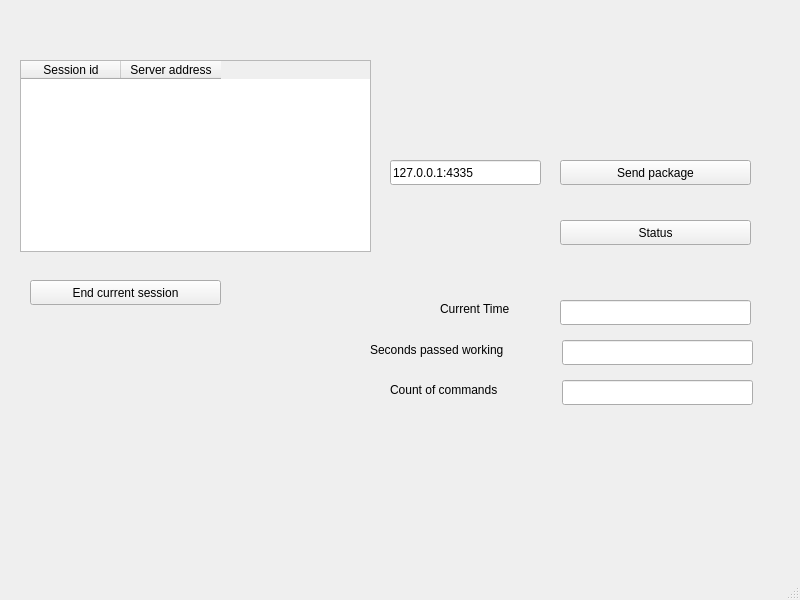
First picture: the form in practice_task/mainwindow.ui, repository ThatsRightImKiryu/CNIIAG-Practice, before the edit.
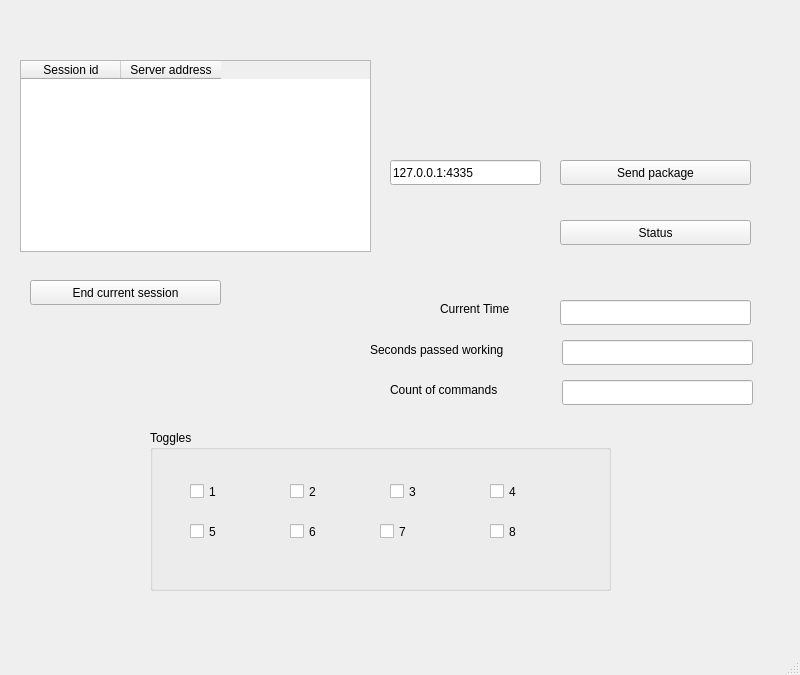
Second picture: the form after the edit.

Commit message: add corrections: pointer and links  instead copies; only qDebug(); rename vars; namespaced settings; similar types. Add graphical server with toggles package

```diff
--- a/practice_task/mainwindow.ui
+++ b/practice_task/mainwindow.ui
@@ -7,7 +7,7 @@
     <x>0</x>
     <y>0</y>
     <width>800</width>
-    <height>600</height>
+    <height>675</height>
    </rect>
   </property>
   <property name="windowTitle">
@@ -182,6 +182,123 @@
      <string>End current session</string>
     </property>
    </widget>
+   <widget class="QGroupBox" name="groupBox">
+    <property name="geometry">
+     <rect>
+      <x>150</x>
+      <y>430</y>
+      <width>461</width>
+      <height>161</height>
+     </rect>
+    </property>
+    <property name="title">
+     <string>Toggles</string>
+    </property>
+    <widget class="QCheckBox" name="checkBox">
+     <property name="geometry">
+      <rect>
+       <x>40</x>
+       <y>50</y>
+       <width>92</width>
+       <height>23</height>
+      </rect>
+     </property>
+     <property name="text">
+      <string>1</string>
+     </property>
+    </widget>
+    <widget class="QCheckBox" name="checkBox_2">
+     <property name="geometry">
+      <rect>
+       <x>140</x>
+       <y>50</y>
+       <width>92</width>
+       <height>23</height>
+      </rect>
+     </property>
+     <property name="text">
+      <string>2</string>
+     </property>
+    </widget>
+    <widget class="QCheckBox" name="checkBox_3">
+     <property name="geometry">
+      <rect>
+       <x>240</x>
+       <y>50</y>
+       <width>92</width>
+       <height>23</height>
+      </rect>
+     </property>
+     <property name="text">
+      <string>3</string>
+     </property>
+    </widget>
+    <widget class="QCheckBox" name="checkBox_4">
+     <property name="geometry">
+      <rect>
+       <x>340</x>
+       <y>50</y>
+       <width>92</width>
+       <height>23</height>
+      </rect>
+     </property>
+     <property name="text">
+      <string>4</string>
+     </property>
+    </widget>
+    <widget class="QCheckBox" name="checkBox_9">
+     <property name="geometry">
+      <rect>
+       <x>40</x>
+       <y>90</y>
+       <width>92</width>
+       <height>23</height>
+      </rect>
+     </property>
+     <property name="text">
+      <string>5</string>
+     </property>
+    </widget>
+    <widget class="QCheckBox" name="checkBox_10">
+     <property name="geometry">
+      <rect>
+       <x>140</x>
+       <y>90</y>
+       <width>92</width>
+       <height>23</height>
+      </rect>
+     </property>
+     <property name="text">
+      <string>6</string>
+     </property>
+    </widget>
+    <widget class="QCheckBox" name="checkBox_11">
+     <property name="geometry">
+      <rect>
+       <x>230</x>
+       <y>90</y>
+       <width>92</width>
+       <height>23</height>
+      </rect>
+     </property>
+     <property name="text">
+      <string>7</string>
+     </property>
+    </widget>
+    <widget class="QCheckBox" name="checkBox_12">
+     <property name="geometry">
+      <rect>
+       <x>340</x>
+       <y>90</y>
+       <width>92</width>
+       <height>23</height>
+      </rect>
+     </property>
+     <property name="text">
+      <string>8</string>
+     </property>
+    </widget>
+   </widget>
   </widget>
   <widget class="QStatusBar" name="statusbar"/>
  </widget>
```
The commit also changes 27 other files.
